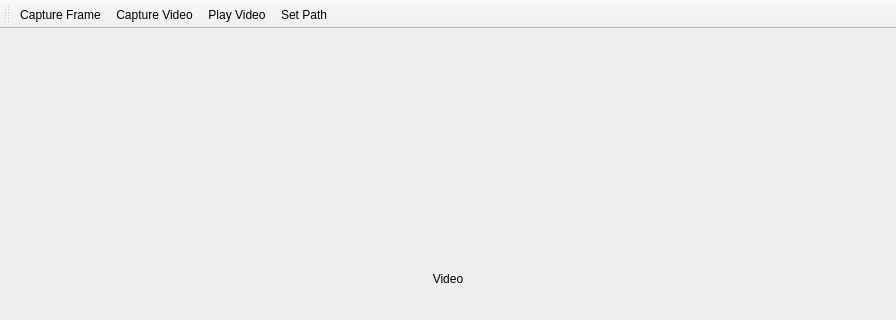
Before: the Qt Designer form mainwindow.ui in Nachos-mic/Aplikacja_Strumienie_Wideo, drawn with Qt 5; both pictures show x 0 to 896 and y 0 to 320 of the 896 by 586 pixel window.
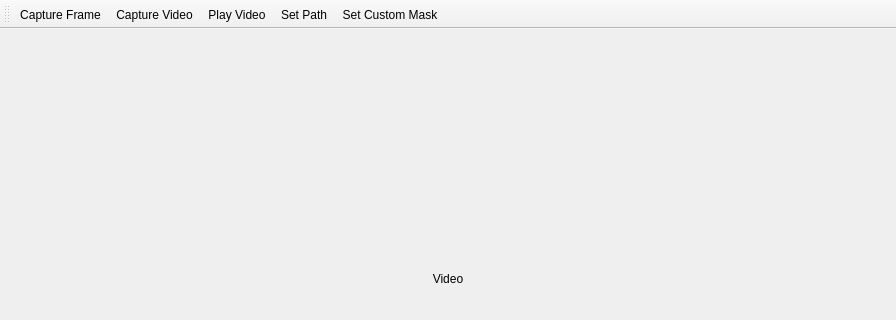
After: the same form once the commit is applied. Icons and pictures are not drawn.

Patch:
```diff
--- a/mainwindow.ui
+++ b/mainwindow.ui
@@ -106,6 +106,7 @@
    <addaction name="captureVideoButton"/>
    <addaction name="playVideoButton"/>
    <addaction name="setPathButton"/>
+   <addaction name="setCustomMask"/>
   </widget>
   <action name="captureFrameButton">
    <property name="icon">
@@ -151,6 +152,14 @@
     <enum>QAction::NoRole</enum>
    </property>
   </action>
+  <action name="setCustomMask">
+   <property name="text">
+    <string>Set Custom Mask</string>
+   </property>
+   <property name="menuRole">
+    <enum>QAction::NoRole</enum>
+   </property>
+  </action>
  </widget>
  <resources>
   <include location="res.qrc"/>
```
